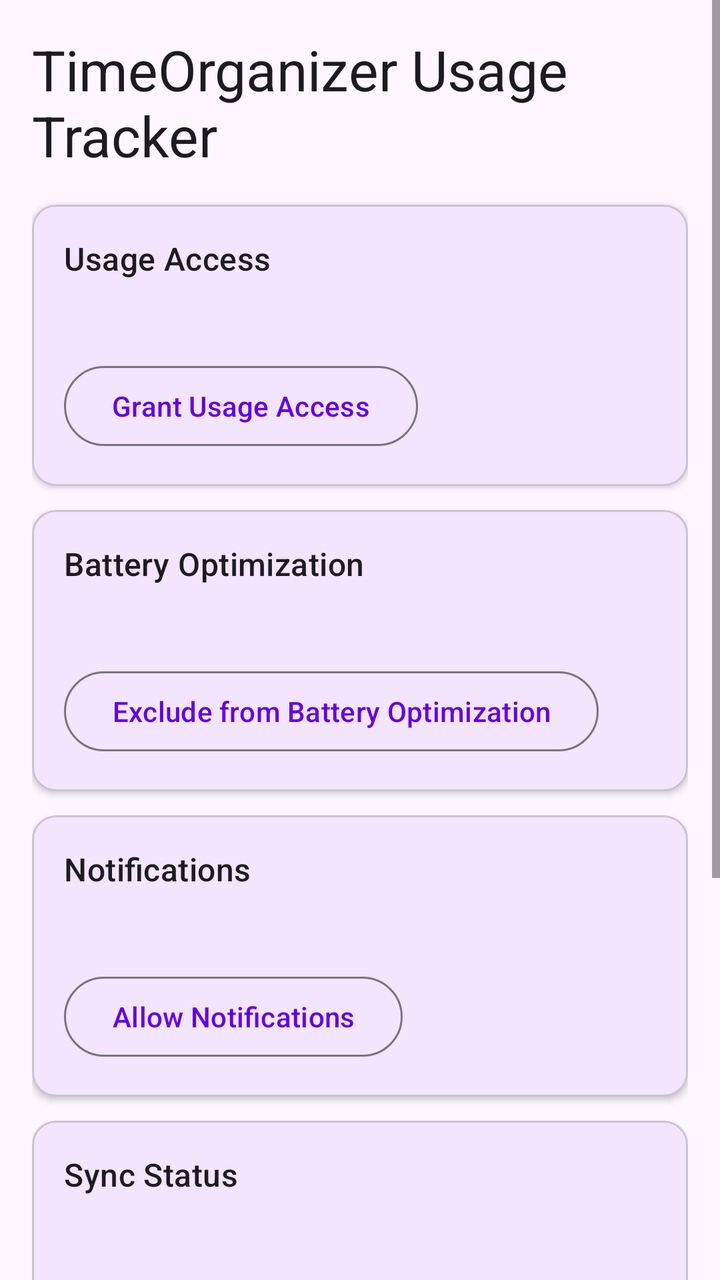
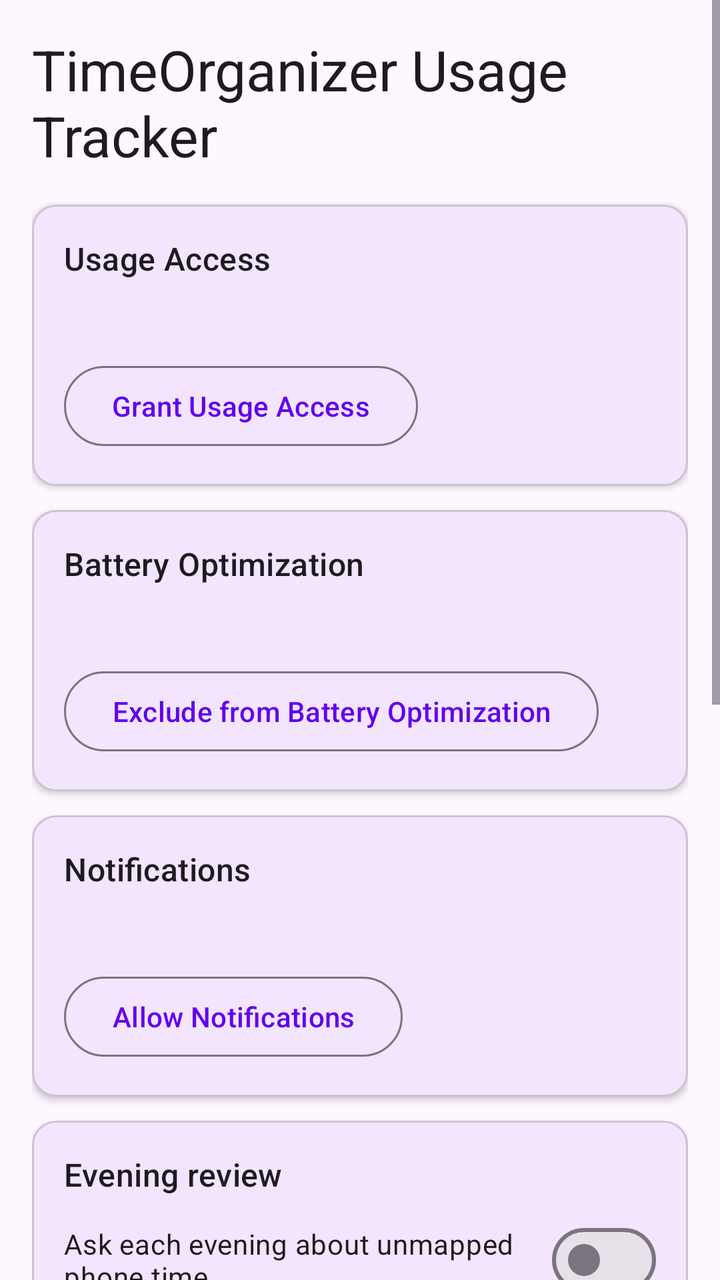

The first picture is an Android layout as it rendered before a commit; the second is the same layout after the commit. The layout source and the unified diff follow.
<!-- AndroidManifest.xml: application theme Theme.TimeOrganizerUsageTracker -->
<!-- res/layout/activity_main.xml -->
<?xml version="1.0" encoding="utf-8"?>
<ScrollView xmlns:android="http://schemas.android.com/apk/res/android"
    xmlns:app="http://schemas.android.com/apk/res-auto"
    android:layout_width="match_parent"
    android:layout_height="match_parent"
    android:fillViewport="true">

    <LinearLayout
        android:layout_width="match_parent"
        android:layout_height="wrap_content"
        android:orientation="vertical"
        android:padding="16dp">

        
        <TextView
            android:layout_width="match_parent"
            android:layout_height="wrap_content"
            android:text="TimeOrganizer Usage Tracker"
            android:textAppearance="?attr/textAppearanceHeadlineMedium"
            android:layout_marginBottom="16dp" />

        
        <com.google.android.material.card.MaterialCardView
            android:layout_width="match_parent"
            android:layout_height="wrap_content"
            android:layout_marginBottom="12dp"
            app:cardElevation="2dp"
            app:cardCornerRadius="12dp">

            <LinearLayout
                android:layout_width="match_parent"
                android:layout_height="wrap_content"
                android:orientation="vertical"
                android:padding="16dp">

                <TextView
                    android:layout_width="wrap_content"
                    android:layout_height="wrap_content"
                    android:text="Usage Access"
                    android:textAppearance="?attr/textAppearanceTitleMedium"
                    android:layout_marginBottom="8dp" />

                <TextView
                    android:id="@+id/tvPermissionStatus"
                    android:layout_width="wrap_content"
                    android:layout_height="wrap_content"
                    android:textAppearance="?attr/textAppearanceBodyMedium"
                    android:layout_marginBottom="12dp" />

                <com.google.android.material.button.MaterialButton
                    android:id="@+id/btnGrantPermission"
                    android:layout_width="wrap_content"
                    android:layout_height="wrap_content"
                    android:text="@string/btn_grant_permission"
                    style="@style/Widget.Material3.Button.OutlinedButton" />

            </LinearLayout>
        </com.google.android.material.card.MaterialCardView>

        
        <com.google.android.material.card.MaterialCardView
            android:layout_width="match_parent"
            android:layout_height="wrap_content"
            android:layout_marginBottom="12dp"
            app:cardElevation="2dp"
            app:cardCornerRadius="12dp">

            <LinearLayout
                android:layout_width="match_parent"
                android:layout_height="wrap_content"
                android:orientation="vertical"
                android:padding="16dp">

                <TextView
                    android:layout_width="wrap_content"
                    android:layout_height="wrap_content"
                    android:text="Battery Optimization"
                    android:textAppearance="?attr/textAppearanceTitleMedium"
                    android:layout_marginBottom="8dp" />

                <TextView
                    android:id="@+id/tvBatteryStatus"
                    android:layout_width="wrap_content"
                    android:layout_height="wrap_content"
                    android:textAppearance="?attr/textAppearanceBodyMedium"
                    android:layout_marginBottom="12dp" />

                <com.google.android.material.button.MaterialButton
                    android:id="@+id/btnExcludeBattery"
                    android:layout_width="wrap_content"
                    android:layout_height="wrap_content"
                    android:text="@string/btn_exclude_battery"
                    style="@style/Widget.Material3.Button.OutlinedButton" />

            </LinearLayout>
        </com.google.android.material.card.MaterialCardView>

        
        <com.google.android.material.card.MaterialCardView
            android:layout_width="match_parent"
            android:layout_height="wrap_content"
            android:layout_marginBottom="12dp"
            app:cardElevation="2dp"
            app:cardCornerRadius="12dp">

            <LinearLayout
                android:layout_width="match_parent"
                android:layout_height="wrap_content"
                android:orientation="vertical"
                android:padding="16dp">

                <TextView
                    android:layout_width="wrap_content"
                    android:layout_height="wrap_content"
                    android:text="Notifications"
                    android:textAppearance="?attr/textAppearanceTitleMedium"
                    android:layout_marginBottom="8dp" />

                <TextView
                    android:id="@+id/tvNotificationStatus"
                    android:layout_width="wrap_content"
                    android:layout_height="wrap_content"
                    android:textAppearance="?attr/textAppearanceBodyMedium"
                    android:layout_marginBottom="12dp" />

                <com.google.android.material.button.MaterialButton
                    android:id="@+id/btnAllowNotifications"
                    android:layout_width="wrap_content"
                    android:layout_height="wrap_content"
                    android:text="@string/btn_allow_notifications"
                    style="@style/Widget.Material3.Button.OutlinedButton" />

            </LinearLayout>
        </com.google.android.material.card.MaterialCardView>

        
        <com.google.android.material.card.MaterialCardView
            android:layout_width="match_parent"
            android:layout_height="wrap_content"
            android:layout_marginBottom="12dp"
            app:cardElevation="2dp"
            app:cardCornerRadius="12dp">

            <LinearLayout
                android:layout_width="match_parent"
                android:layout_height="wrap_content"
                android:orientation="vertical"
                android:padding="16dp">

                <TextView
                    android:layout_width="wrap_content"
                    android:layout_height="wrap_content"
                    android:text="Sync Status"
                    android:textAppearance="?attr/textAppearanceTitleMedium"
                    android:layout_marginBottom="8dp" />

                <TextView
                    android:id="@+id/tvLastSync"
                    android:layout_width="wrap_content"
                    android:layout_height="wrap_content"
                    android:textAppearance="?attr/textAppearanceBodyMedium" />

                <TextView
                    android:id="@+id/tvSyncResult"
                    android:layout_width="wrap_content"
                    android:layout_height="wrap_content"
                    android:textAppearance="?attr/textAppearanceBodyMedium"
                    android:layout_marginTop="4dp" />

            </LinearLayout>
        </com.google.android.material.card.MaterialCardView>

        
        <com.google.android.material.card.MaterialCardView
            android:layout_width="match_parent"
            android:layout_height="wrap_content"
            android:layout_marginBottom="12dp"
            app:cardElevation="2dp"
            app:cardCornerRadius="12dp">

            <LinearLayout
                android:layout_width="match_parent"
                android:layout_height="wrap_content"
                android:orientation="vertical"
                android:padding="16dp">

                <TextView
                    android:layout_width="wrap_content"
                    android:layout_height="wrap_content"
                    android:text="Backend Connection"
                    android:textAppearance="?attr/textAppearanceTitleMedium"
                    android:layout_marginBottom="8dp" />

                <TextView
                    android:id="@+id/tvBackendStatus"
                    android:layout_width="wrap_content"
                    android:layout_height="wrap_content"
                    android:textAppearance="?attr/textAppearanceBodyMedium" />

                <TextView
                    android:id="@+id/tvApiUrl"
                    android:layout_width="wrap_content"
                    android:layout_height="wrap_content"
                    android:textAppearance="?attr/textAppearanceBodySmall"
                    android:layout_marginTop="4dp" />

            </LinearLayout>
        </com.google.android.material.card.MaterialCardView>

        
        <com.google.android.material.button.MaterialButton
            android:id="@+id/btnSyncNow"
            android:layout_width="match_parent"
            android:layout_height="wrap_content"
            android:text="@string/btn_sync_now"
            android:layout_marginTop="8dp" />

        
        <com.google.android.material.button.MaterialButton
            android:id="@+id/btnLogout"
            android:layout_width="match_parent"
            android:layout_height="wrap_content"
            android:text="@string/btn_logout"
            android:layout_marginTop="24dp"
            style="@style/Widget.Material3.Button.TextButton" />

    </LinearLayout>
</ScrollView>
<!-- resources referenced by this layout -->
<resources>
  <string name="btn_allow_notifications">Allow Notifications</string>
  <string name="btn_exclude_battery">Exclude from Battery Optimization</string>
  <string name="btn_grant_permission">Grant Usage Access</string>
  <string name="btn_logout">Sign Out</string>
  <string name="btn_sync_now">Sync Now</string>
  <style name="Theme.TimeOrganizerUsageTracker" parent="Theme.Material3.DayNight.NoActionBar">
          <item name="colorPrimary">@color/purple_500</item>
          <item name="colorOnPrimary">@color/white</item>
          <item name="colorSecondary">@color/teal_200</item>
          <item name="colorOnSecondary">@color/black</item>
      </style>
  <color name="purple_500">#FF6200EE</color>
  <color name="white">#FFFFFFFF</color>
  <color name="teal_200">#FF03DAC5</color>
  <color name="black">#FF000000</color>
</resources>

<!-- the commit's change to res/layout/activity_main.xml (unified diff, before → after) -->
@@ -150,6 +150,51 @@
                 <TextView
                     android:layout_width="wrap_content"
                     android:layout_height="wrap_content"
+                    android:text="@string/review_card_title"
+                    android:textAppearance="?attr/textAppearanceTitleMedium"
+                    android:layout_marginBottom="8dp" />
+
+                <com.google.android.material.materialswitch.MaterialSwitch
+                    android:id="@+id/swEveningReview"
+                    android:layout_width="match_parent"
+                    android:layout_height="wrap_content"
+                    android:text="@string/review_card_switch" />
+
+                <TextView
+                    android:layout_width="wrap_content"
+                    android:layout_height="wrap_content"
+                    android:text="@string/review_card_hint"
+                    android:textAppearance="?attr/textAppearanceBodySmall"
+                    android:layout_marginTop="4dp"
+                    android:layout_marginBottom="12dp" />
+
+                <com.google.android.material.button.MaterialButton
+                    android:id="@+id/btnReviewNow"
+                    android:layout_width="wrap_content"
+                    android:layout_height="wrap_content"
+                    android:text="@string/btn_review_now"
+                    style="@style/Widget.Material3.Button.OutlinedButton" />
+
+            </LinearLayout>
+        </com.google.android.material.card.MaterialCardView>
+
+        
+        <com.google.android.material.card.MaterialCardView
+            android:layout_width="match_parent"
+            android:layout_height="wrap_content"
+            android:layout_marginBottom="12dp"
+            app:cardElevation="2dp"
+            app:cardCornerRadius="12dp">
+
+            <LinearLayout
+                android:layout_width="match_parent"
+                android:layout_height="wrap_content"
+                android:orientation="vertical"
+                android:padding="16dp">
+
+                <TextView
+                    android:layout_width="wrap_content"
+                    android:layout_height="wrap_content"
                     android:text="Sync Status"
                     android:textAppearance="?attr/textAppearanceTitleMedium"
                     android:layout_marginBottom="8dp" />
<!-- resource entries referenced after the edit -->
@@ -4,7 +4,11 @@
   <string name="btn_exclude_battery">Exclude from Battery Optimization</string>
   <string name="btn_grant_permission">Grant Usage Access</string>
   <string name="btn_logout">Sign Out</string>
+  <string name="btn_review_now">Review now</string>
   <string name="btn_sync_now">Sync Now</string>
+  <string name="review_card_hint">At your evening-shutdown time: the apps that took the most of today without an activity, one tap each. Needs notifications.</string>
+  <string name="review_card_switch">Ask each evening about unmapped phone time</string>
+  <string name="review_card_title">Evening review</string>
   <style name="Theme.TimeOrganizerUsageTracker" parent="Theme.Material3.DayNight.NoActionBar">
           <item name="colorPrimary">@color/purple_500</item>
           <item name="colorOnPrimary">@color/white</item>
